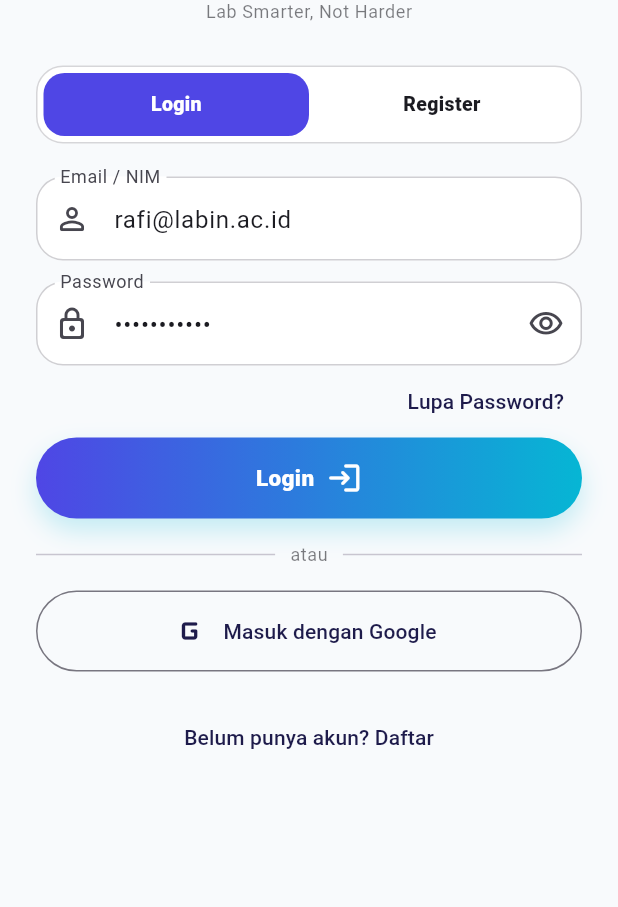
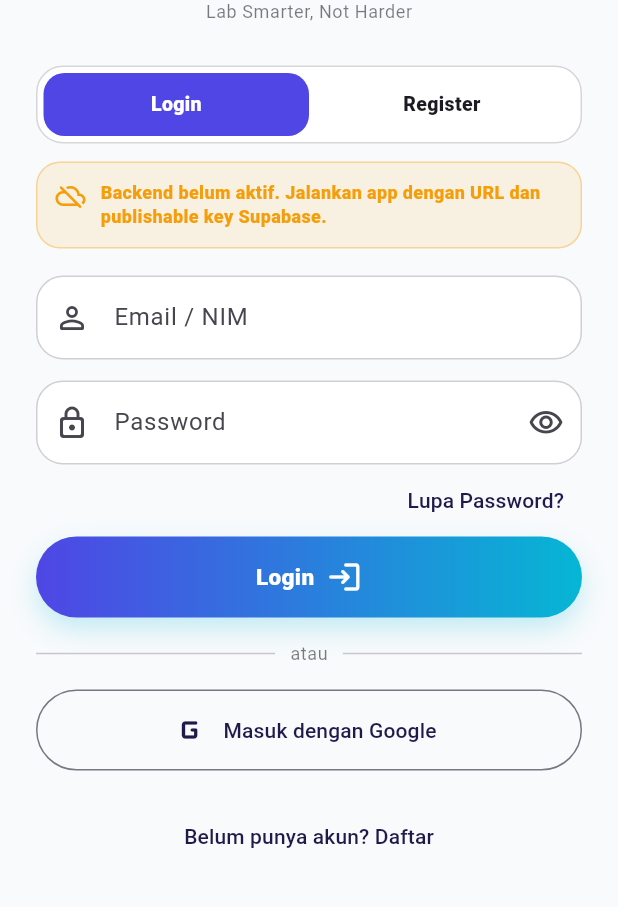
Before and after one commit to dewaaa2006/Labin, a Flutter app: the AuthScreen screen opened directly, on a phone screen of 412 x 824 dp, the part 269-1176 px from its top. Run offline on Flutter 3.47's test engine with Material 3 defaults, Android fonts, the phone set to English and light mode, and no system bars; our stand-ins replace supabase_flutter; accounts and stored records are empty; Roboto replaces fonts that are missing (Arial).

Commit message:
Make Supabase auth real

```diff
--- a/lib/main.dart
+++ b/lib/main.dart
@@ -394,18 +394,28 @@ class _AuthScreenState extends State<AuthScreen> {
   bool register = false;
   bool agree = true;
   bool loading = false;
-  final emailController = TextEditingController(text: 'rafi@labin.ac.id');
-  final passwordController = TextEditingController(text: 'password123');
-  final nameController = TextEditingController(text: 'Rafi Aditya');
-  final nimController = TextEditingController(text: '2210511042');
-  final universityController = TextEditingController(text: 'Universitas Labin');
-  final facultyController = TextEditingController(text: 'FIK');
-  final programController = TextEditingController(text: 'Informatika');
+  final emailController = TextEditingController();
+  final passwordController = TextEditingController();
+  final confirmPasswordController = TextEditingController();
+  final nameController = TextEditingController();
+  final nimController = TextEditingController();
+  final universityController = TextEditingController();
+  final facultyController = TextEditingController();
+  final programController = TextEditingController();
+
+  @override
+  void initState() {
+    super.initState();
+    if (LabinBackend.client?.auth.currentSession != null) {
+      WidgetsBinding.instance.addPostFrameCallback((_) => _openMain());
+    }
+  }
 
   @override
   void dispose() {
     emailController.dispose();
     passwordController.dispose();
+    confirmPasswordController.dispose();
     nameController.dispose();
     nimController.dispose();
     universityController.dispose();
@@ -442,7 +452,9 @@ class _AuthScreenState extends State<AuthScreen> {
               selectedIndex: register ? 1 : 0,
               onSelected: (index) => setState(() => register = index == 1),
             ),
-            const SizedBox(height: 22),
+            const SizedBox(height: 12),
+            SupabaseConnectionBanner(configured: LabinBackend.initialized),
+            const SizedBox(height: 18),
             if (!register) ...[
               AppTextField(
                 label: 'Email / NIM',
@@ -541,10 +553,11 @@ class _AuthScreenState extends State<AuthScreen> {
                 controller: passwordController,
               ),
               const SizedBox(height: 12),
-              const AppTextField(
+              AppTextField(
                 label: 'Confirm Password',
                 icon: Icons.verified_user_outlined,
                 obscureText: true,
+                controller: confirmPasswordController,
               ),
               const SizedBox(height: 10),
               CheckboxListTile(
@@ -571,16 +584,27 @@ class _AuthScreenState extends State<AuthScreen> {
 
   Future<void> _login() async {
     if (!LabinBackend.initialized) {
-      _openDemo(
-        'Mode demo aktif. Isi Supabase URL dan anon key untuk auth asli.',
+      _showMessage(
+        'Supabase belum dikonfigurasi. Isi LABIN_SUPABASE_URL dan LABIN_SUPABASE_PUBLISHABLE_KEY.',
       );
       return;
     }
 
+    final email = emailController.text.trim();
+    final password = passwordController.text;
+    if (!_isValidEmail(email)) {
+      _showMessage('Email belum valid.');
+      return;
+    }
+    if (password.isEmpty) {
+      _showMessage('Password wajib diisi.');
+      return;
+    }
+
     await _runAuthAction(() async {
       await LabinBackend.client!.auth.signInWithPassword(
-        email: emailController.text.trim(),
-        password: passwordController.text,
+        email: email,
+        password: password,
       );
       _openMain();
     });
@@ -588,32 +612,64 @@ class _AuthScreenState extends State<AuthScreen> {
 
   Future<void> _register() async {
     if (!LabinBackend.initialized) {
-      _openDemo(
-        'Mode demo aktif. Register akan tersambung setelah Supabase dikonfigurasi.',
+      _showMessage(
+        'Supabase belum dikonfigurasi. Register hanya bisa berjalan setelah backend aktif.',
       );
       return;
     }
 
+    final email = emailController.text.trim();
+    final password = passwordController.text;
+    final confirmPassword = confirmPasswordController.text;
+    final name = nameController.text.trim();
+    final nim = nimController.text.trim();
+
+    if (name.isEmpty || nim.isEmpty) {
+      _showMessage('Nama lengkap dan NIM/NPM wajib diisi.');
+      return;
+    }
+    if (!_isValidEmail(email)) {
+      _showMessage('Email kampus belum valid.');
+      return;
+    }
+    if (password.length < 8) {
+      _showMessage('Password minimal 8 karakter.');
+      return;
+    }
+    if (password != confirmPassword) {
+      _showMessage('Konfirmasi password belum sama.');
+      return;
+    }
+
     await _runAuthAction(() async {
-      await LabinBackend.client!.auth.signUp(
-        email: emailController.text.trim(),
-        password: passwordController.text,
+      final response = await LabinBackend.client!.auth.signUp(
+        email: email,
+        password: password,
         data: {
-          'name': nameController.text.trim(),
-          'nim': nimController.text.trim(),
+          'name': name,
+          'nim': nim,
           'university': universityController.text.trim(),
           'faculty': facultyController.text.trim(),
           'study_program': programController.text.trim(),
           'role': 'student',
         },
       );
-      _openMain();
+
+      if (response.session != null) {
+        _openMain();
+        return;
+      }
+
+      setState(() => register = false);
+      _showMessage(
+        'Akun berhasil dibuat. Cek email untuk verifikasi, lalu login.',
+      );
     });
   }
 
   Future<void> _loginWithGoogle() async {
     if (!LabinBackend.initialized) {
-      _openDemo('Mode demo aktif. Google OAuth butuh konfigurasi Supabase.');
+      _showMessage('Google OAuth butuh konfigurasi Supabase.');
       return;
     }
 
@@ -638,12 +694,8 @@ class _AuthScreenState extends State<AuthScreen> {
     }
   }
 
-  void _openDemo(String message) {
-    _showMessage(message);
-    _openMain();
-  }
-
   void _openMain() {
+    if (!mounted) return;
     Navigator.of(context).pushReplacementNamed('/main');
   }
 
@@ -652,6 +704,10 @@ class _AuthScreenState extends State<AuthScreen> {
     ScaffoldMessenger.of(
       context,
     ).showSnackBar(SnackBar(content: Text(message)));
+  }
+
+  bool _isValidEmail(String value) {
+    return RegExp(r'^[^@\s]+@[^@\s]+\.[^@\s]+$').hasMatch(value);
   }
 }
 
@@ -1625,6 +1681,7 @@ class ProfileScreen extends StatelessWidget {
                       icon: Icons.logout_rounded,
                       label: 'Keluar',
                       danger: true,
+                      onTap: () => _signOut(context),
                     ),
                   ],
                 ),
@@ -1633,6 +1690,17 @@ class ProfileScreen extends StatelessWidget {
           ),
         ],
       ),
+    );
+  }
+
+  Future<void> _signOut(BuildContext context) async {
+    if (LabinBackend.initialized) {
+      await LabinBackend.client!.auth.signOut();
+    }
+    if (!context.mounted) return;
+    Navigator.of(context).pushAndRemoveUntil(
+      MaterialPageRoute(builder: (_) => const AuthScreen()),
+      (route) => false,
     );
   }
 }
@@ -2374,6 +2442,51 @@ class AppTextField extends StatelessWidget {
   }
 }
 
+class SupabaseConnectionBanner extends StatelessWidget {
+  const SupabaseConnectionBanner({super.key, required this.configured});
+
+  final bool configured;
+
+  @override
+  Widget build(BuildContext context) {
+    final color = configured ? LabinTheme.success : LabinTheme.warning;
+    final text = configured
+        ? 'Backend Supabase aktif. Login dan register memakai akun asli.'
+        : 'Backend belum aktif. Jalankan app dengan URL dan publishable key Supabase.';
+
+    return Container(
+      padding: const EdgeInsets.all(12),
+      decoration: BoxDecoration(
+        color: color.withValues(alpha: .11),
+        borderRadius: BorderRadius.circular(16),
+        border: Border.all(color: color.withValues(alpha: .35)),
+      ),
+      child: Row(
+        crossAxisAlignment: CrossAxisAlignment.start,
+        children: [
+          Icon(
+            configured ? Icons.cloud_done_rounded : Icons.cloud_off_rounded,
+            color: color,
+            size: 20,
+          ),
+          const SizedBox(width: 10),
+          Expanded(
+            child: Text(
+              text,
+              style: TextStyle(
+                color: color,
+                fontSize: 12,
+                fontWeight: FontWeight.w800,
+                height: 1.35,
+              ),
+            ),
+          ),
+        ],
+      ),
+    );
+  }
+}
+
 class SectionTitle extends StatelessWidget {
   const SectionTitle({
     super.key,
@@ -3569,12 +3682,14 @@ class ProfileItem extends StatelessWidget {
     required this.icon,
     required this.label,
     this.route,
+    this.onTap,
     this.danger = false,
   });
 
   final IconData icon;
   final String label;
   final String? route;
+  final VoidCallback? onTap;
   final bool danger;
 
   @override
@@ -3588,7 +3703,9 @@ class ProfileItem extends StatelessWidget {
         style: TextStyle(color: color, fontWeight: FontWeight.w700),
       ),
       trailing: const Icon(Icons.chevron_right_rounded),
-      onTap: route == null ? () {} : () => Navigator.pushNamed(context, route!),
+      onTap:
+          onTap ??
+          (route == null ? () {} : () => Navigator.pushNamed(context, route!)),
     );
   }
 }
```
Also changed, not shown: 2 other files.
